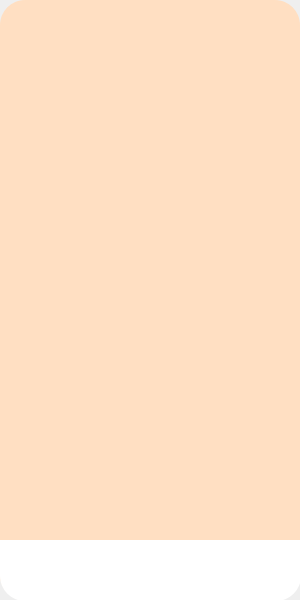
Qt form SH-C4K-PTA11/Binh/Final/ui/Menu.ui (anhtk20012/MindX-Project-Student) before a commit.
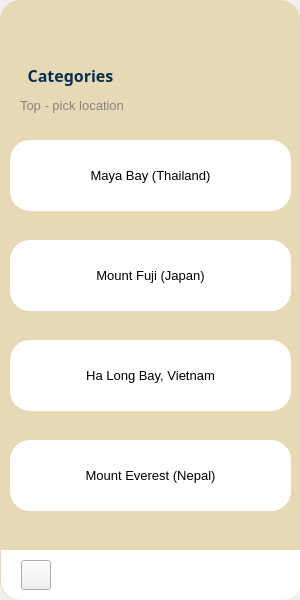
The same form after that commit. Icons and pictures are not drawn.

Commit message: Update Class SH-PTA11 Version 5

```diff
--- a/SH-C4K-PTA11/Binh/Final/ui/Menu.ui
+++ b/SH-C4K-PTA11/Binh/Final/ui/Menu.ui
@@ -37,25 +37,25 @@
     </property>
     <property name="styleSheet">
      <string notr="true">QWidget#widget {
-	background-color:rgb(255, 223, 194);
-	border-radius: 25px;
+	background-color:rgb(231, 217, 182);
+	border-radius: 20px;
 }</string>
     </property>
     <widget class="QLabel" name="label_5">
      <property name="geometry">
       <rect>
-       <x>0</x>
-       <y>540</y>
+       <x>1</x>
+       <y>550</y>
        <width>301</width>
-       <height>61</height>
+       <height>50</height>
       </rect>
      </property>
      <property name="styleSheet">
       <string notr="true">QWidget {
     border-top-left-radius: 0px; 
     border-top-right-radius: 0px;
-    border-bottom-left-radius: 25px;
-    border-bottom-right-radius: 25px;
+    border-bottom-left-radius: 20px;
+    border-bottom-right-radius: 20px;
     background-color:rgb(255, 255, 255)
 }</string>
      </property>
@@ -66,22 +66,22 @@
     <widget class="QPushButton" name="pushButton">
      <property name="geometry">
       <rect>
-       <x>20</x>
-       <y>550</y>
-       <width>61</width>
-       <height>41</height>
+       <x>21</x>
+       <y>560</y>
+       <width>30</width>
+       <height>30</height>
       </rect>
      </property>
      <property name="styleSheet">
       <string notr="true">QPushButton {
     background-color:rgb(255, 255, 255);
-    border-radius: 20px;
+    border-radius: 10px;
 }
 
 QPushButton:hover {
     background-color:rgb(208, 208, 208);
 }
-</string>
+r</string>
      </property>
      <property name="text">
       <string/>
@@ -92,26 +92,25 @@
      </property>
      <property name="iconSize">
       <size>
-       <width>60</width>
-       <height>60</height>
+       <width>50</width>
+       <height>50</height>
       </size>
      </property>
     </widget>
     <widget class="QPushButton" name="pushButton_7">
      <property name="geometry">
       <rect>
-       <x>210</x>
-       <y>550</y>
-       <width>71</width>
-       <height>41</height>
+       <x>241</x>
+       <y>560</y>
+       <width>30</width>
+       <height>30</height>
       </rect>
      </property>
      <property name="styleSheet">
       <string notr="true">QPushButton {
     background-color:rgb(255, 255, 255);
-    border-radius: 20px;
+    border-radius: 10px;
 }
-
 QPushButton:hover {
     background-color:rgb(208, 208, 208);
 }
@@ -126,24 +125,24 @@
      </property>
      <property name="iconSize">
       <size>
-       <width>30</width>
-       <height>30</height>
+       <width>24</width>
+       <height>24</height>
       </size>
      </property>
     </widget>
     <widget class="QPushButton" name="pushButton_8">
      <property name="geometry">
       <rect>
-       <x>110</x>
-       <y>550</y>
-       <width>71</width>
-       <height>41</height>
+       <x>130</x>
+       <y>560</y>
+       <width>41</width>
+       <height>30</height>
       </rect>
      </property>
      <property name="styleSheet">
       <string notr="true">QPushButton {
     background-color:rgb(255, 255, 255);
-    border-radius: 20px;
+    border-radius: 10px;
 }
 
 QPushButton:hover {
@@ -160,11 +159,253 @@
      </property>
      <property name="iconSize">
       <size>
+       <width>24</width>
+       <height>24</height>
+      </size>
+     </property>
+    </widget>
+    <widget class="QPushButton" name="pushButton_2">
+     <property name="geometry">
+      <rect>
+       <x>20</x>
+       <y>20</y>
+       <width>32</width>
+       <height>32</height>
+      </rect>
+     </property>
+     <property name="styleSheet">
+      <string notr="true">QPushButton {
+	background-color:rgb(231, 217, 182);
+    border-radius: 10px;
+}
+QPushButton:hover {
+    background-color: rgb(116, 116, 116);
+}
+</string>
+     </property>
+     <property name="text">
+      <string/>
+     </property>
+     <property name="icon">
+      <iconset>
+       <normaloff>../Resource/Images/search.png</normaloff>../Resource/Images/search.png</iconset>
+     </property>
+     <property name="iconSize">
+      <size>
+       <width>32</width>
+       <height>32</height>
+      </size>
+     </property>
+    </widget>
+    <widget class="QLabel" name="label">
+     <property name="geometry">
+      <rect>
+       <x>10</x>
+       <y>50</y>
+       <width>121</width>
+       <height>51</height>
+      </rect>
+     </property>
+     <property name="font">
+      <font>
+       <family>Segoe MDL2 Assets</family>
+       <pointsize>12</pointsize>
+       <weight>75</weight>
+       <italic>false</italic>
+       <bold>true</bold>
+       <underline>false</underline>
+      </font>
+     </property>
+     <property name="styleSheet">
+      <string notr="true">color:rgb(3, 48, 81)</string>
+     </property>
+     <property name="text">
+      <string>Categories</string>
+     </property>
+     <property name="alignment">
+      <set>Qt::AlignCenter</set>
+     </property>
+     <property name="wordWrap">
+      <bool>true</bool>
+     </property>
+    </widget>
+    <widget class="QPushButton" name="pushButton_6">
+     <property name="geometry">
+      <rect>
+       <x>10</x>
+       <y>140</y>
+       <width>281</width>
+       <height>71</height>
+      </rect>
+     </property>
+     <property name="font">
+      <font>
+       <pointsize>10</pointsize>
+      </font>
+     </property>
+     <property name="styleSheet">
+      <string notr="true">QPushButton {
+    background-color:rgb(255, 255, 255);
+    border-radius: 20px;
+}
+
+QPushButton:hover {
+    background-color: rgb(208, 208, 208);
+}
+</string>
+     </property>
+     <property name="text">
+      <string>Maya Bay (Thailand)</string>
+     </property>
+     <property name="icon">
+      <iconset>
+       <normaloff>../Resource/Images/Location.png</normaloff>../Resource/Images/Location.png</iconset>
+     </property>
+     <property name="iconSize">
+      <size>
        <width>30</width>
        <height>30</height>
       </size>
      </property>
     </widget>
+    <widget class="QPushButton" name="pushButton_9">
+     <property name="geometry">
+      <rect>
+       <x>10</x>
+       <y>240</y>
+       <width>281</width>
+       <height>71</height>
+      </rect>
+     </property>
+     <property name="font">
+      <font>
+       <pointsize>10</pointsize>
+      </font>
+     </property>
+     <property name="styleSheet">
+      <string notr="true">QPushButton {
+    background-color:rgb(255, 255, 255);
+    border-radius: 20px;
+}
+
+QPushButton:hover {
+    background-color: rgb(208, 208, 208);
+}
+</string>
+     </property>
+     <property name="text">
+      <string>Mount Fuji (Japan)</string>
+     </property>
+     <property name="icon">
+      <iconset>
+       <normaloff>../Resource/Images/Location.png</normaloff>../Resource/Images/Location.png</iconset>
+     </property>
+     <property name="iconSize">
+      <size>
+       <width>30</width>
+       <height>30</height>
+      </size>
+     </property>
+    </widget>
+    <widget class="QPushButton" name="pushButton_10">
+     <property name="geometry">
+      <rect>
+       <x>10</x>
+       <y>340</y>
+       <width>281</width>
+       <height>71</height>
+      </rect>
+     </property>
+     <property name="font">
+      <font>
+       <pointsize>10</pointsize>
+      </font>
+     </property>
+     <property name="styleSheet">
+      <string notr="true">QPushButton {
+    background-color:rgb(255, 255, 255);
+    border-radius: 20px;
+}
+
+QPushButton:hover {
+    background-color: rgb(208, 208, 208);
+}
+</string>
+     </property>
+     <property name="text">
+      <string>Ha Long Bay, Vietnam</string>
+     </property>
+     <property name="icon">
+      <iconset>
+       <normaloff>../Resource/Images/Location.png</normaloff>../Resource/Images/Location.png</iconset>
+     </property>
+     <property name="iconSize">
+      <size>
+       <width>30</width>
+       <height>30</height>
+      </size>
+     </property>
+    </widget>
+    <widget class="QPushButton" name="pushButton_11">
+     <property name="geometry">
+      <rect>
+       <x>10</x>
+       <y>440</y>
+       <width>281</width>
+       <height>71</height>
+      </rect>
+     </property>
+     <property name="font">
+      <font>
+       <pointsize>10</pointsize>
+      </font>
+     </property>
+     <property name="styleSheet">
+      <string notr="true">QPushButton {
+    background-color:rgb(255, 255, 255);
+    border-radius: 20px;
+}
+
+QPushButton:hover {
+    background-color: rgb(208, 208, 208);
+}
+</string>
+     </property>
+     <property name="text">
+      <string>Mount Everest (Nepal)</string>
+     </property>
+     <property name="icon">
+      <iconset>
+       <normaloff>../Resource/Images/Location.png</normaloff>../Resource/Images/Location.png</iconset>
+     </property>
+     <property name="iconSize">
+      <size>
+       <width>30</width>
+       <height>30</height>
+      </size>
+     </property>
+    </widget>
+    <widget class="QLabel" name="label_7">
+     <property name="geometry">
+      <rect>
+       <x>20</x>
+       <y>90</y>
+       <width>191</width>
+       <height>31</height>
+      </rect>
+     </property>
+     <property name="font">
+      <font>
+       <pointsize>10</pointsize>
+      </font>
+     </property>
+     <property name="styleSheet">
+      <string notr="true">color:rgb(136, 132, 126)</string>
+     </property>
+     <property name="text">
+      <string>Top - pick location</string>
+     </property>
+    </widget>
    </widget>
   </widget>
  </widget>
```
The commit also changes 103 other files.
